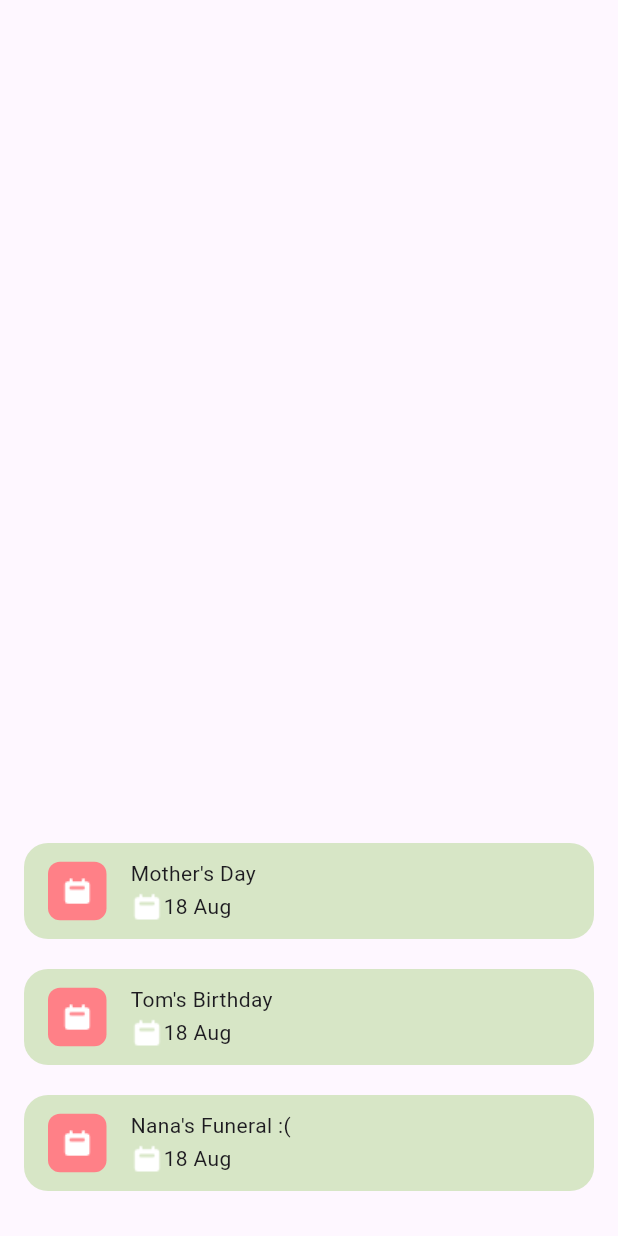
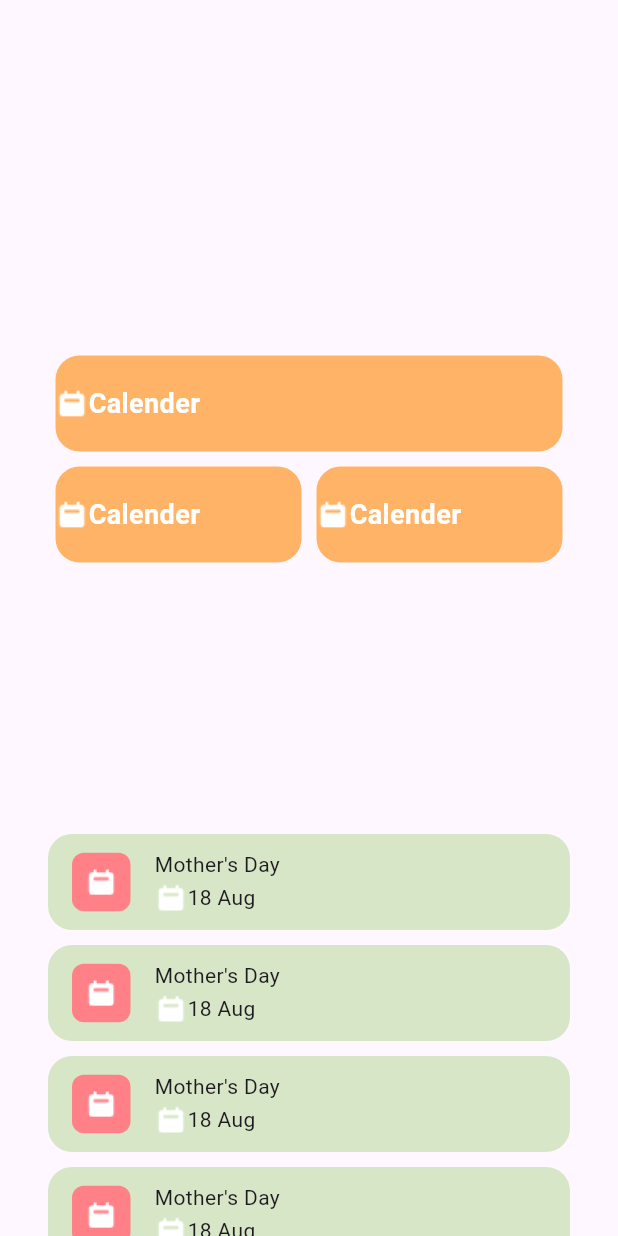
Before and after one commit to uoa-compsci399-s2-2024/capstone-project-team-41, a Flutter app: the HomeView screen opened directly, on a phone screen of 412 x 824 dp. Run offline on Flutter 3.47's test engine with Material 3 defaults, Android fonts, the phone set to English and light mode, and no system bars; missing offline and left inert: auth0_flutter, grpc, protobuf.

Commit message:
Scrollable Reminders + home main buttons
Views still require UIO's and a few magic values exist in code. view layout and code structure isn't final.

```diff
--- a/Mobile/lib/Features/Home/HomeView.dart
+++ b/Mobile/lib/Features/Home/HomeView.dart
@@ -1,6 +1,7 @@
 import 'package:RemindMate/Features/Home/Models/UIOReminderCard.dart';
 import 'package:RemindMate/Features/Home/Models/UIOReminderCardType.dart';
-import 'package:RemindMate/Features/Home/Views/ReminderCard.dart';
+import 'package:RemindMate/Features/Home/Views/HomeNavButton.dart';
+import 'package:RemindMate/Features/Home/Views/RemindersContainer.dart';
 import 'package:flutter/material.dart';
 
 class HomeView extends StatefulWidget {
@@ -12,37 +13,41 @@ class HomeView extends StatefulWidget {
 
 class _HomeViewState extends State<HomeView> {
 
-  // TEMPORARY
-  UIOReminderCard cardBuilder(String title) {
-      return UIOReminderCard(
+  final UIOReminderCard sampleUIO = UIOReminderCard(
     cardType: UIOReminderCardType.calender,
-      title: title,
+    title: "Mother's Day",
     dateTime: DateTime.now(),
     showTime: false,
-      friends: []);
-  }
+    friends: const []
+  );
 
   @override
   Widget build(BuildContext context) {
     return Scaffold(
+      appBar: AppBar(),
       body: Padding(
-          padding: const EdgeInsets.only(left: 16, right: 16),
+        padding: const EdgeInsets.only(top: 0, bottom: 0, left: 32, right: 32),
         child: Column(
-            mainAxisAlignment: MainAxisAlignment.end,
           children: [
-              Padding(
-                padding: const EdgeInsets.only(bottom: 10),
+            const SizedBox(
+              height: 500,
               child: Column(
-                  mainAxisAlignment: MainAxisAlignment.spaceBetween,
+                mainAxisAlignment: MainAxisAlignment.center,
                 children: [
-                    ReminderCard(uio: cardBuilder("Mother's Day")),
-                    const Padding(padding: EdgeInsets.only(bottom: 20)),
-                    ReminderCard(uio: cardBuilder("Tom's Birthday")),
-                    const Padding(padding: EdgeInsets.only(bottom: 20)),
-                    ReminderCard(uio: cardBuilder("Nana's Funeral :(")),
-                    const Padding(padding: EdgeInsets.only(bottom: 20)),
-                ],)
-              ),]
+                  HomeNavButton(),
+                  Row(
+                    children: [
+                      Expanded(child: HomeNavButton(),),
+                      Expanded(child: HomeNavButton(),),
+                    ],
+                  )
+                ],
+              )
+            ),
+            Flexible(
+              child: ReminderContainer(carduio: sampleUIO,)
+            )
+          ],
         )
       ),
     );
--- /dev/null
+++ b/Mobile/lib/Features/Home/Views/HomeNavButton.dart
@@ -0,0 +1,30 @@
+import 'package:RemindMate/Features/Views/ColorPalette.dart';
+import 'package:RemindMate/Features/Views/Images.dart';
+import 'package:flutter/material.dart';
+
+
+class HomeNavButton extends StatelessWidget {
+
+  // NEEDS UIO
+
+  const HomeNavButton({super.key});
+
+  @override
+  Widget build(BuildContext context) {
+    return Container(
+      height: 64,
+      decoration: BoxDecoration(
+        color: ColorPalette.primaryOrange,
+        borderRadius: const BorderRadius.all(Radius.circular(16))),
+      margin: const EdgeInsets.all(5),
+      child: Row(
+        children: [
+          Image.asset(Images.calenderIcon),
+          const Text("Calender",
+            style: TextStyle(color: Colors.white, fontSize: 18, fontWeight: FontWeight.bold),
+          )
+        ],
+      ),
+    );
+  }
+}
--- /dev/null
+++ b/Mobile/lib/Features/Home/Views/RemindersContainer.dart
@@ -0,0 +1,18 @@
+import 'package:RemindMate/Features/Home/Views/ReminderCard.dart';
+import 'package:RemindMate/Features/Home/Models/UIOReminderCard.dart';
+import 'package:flutter/material.dart';
+
+class ReminderContainer extends StatelessWidget {
+  final UIOReminderCard carduio;
+
+  const ReminderContainer({super.key, required this.carduio});
+
+  @override
+  Widget build(BuildContext context) {
+    return ListView.separated(
+      itemCount: 100,
+      itemBuilder: (BuildContext context, int index) => ReminderCard(uio: carduio),
+      separatorBuilder: (context, index) => const Padding(padding: EdgeInsets.only(bottom: 10)),
+    );
+  }
+}
--- a/Mobile/lib/Features/Views/ColorPalette.dart
+++ b/Mobile/lib/Features/Views/ColorPalette.dart
@@ -3,4 +3,5 @@ import 'package:flutter/material.dart';
 final class ColorPalette {
   static Color primaryGreen = const Color(0xFFD7E6C6);
   static Color primaryPink = const Color(0xFFFF8087);
+  static Color primaryOrange = const Color(0xFFFFB366);
 }
```
Lines whose indentation alone changed are shown as unchanged.
